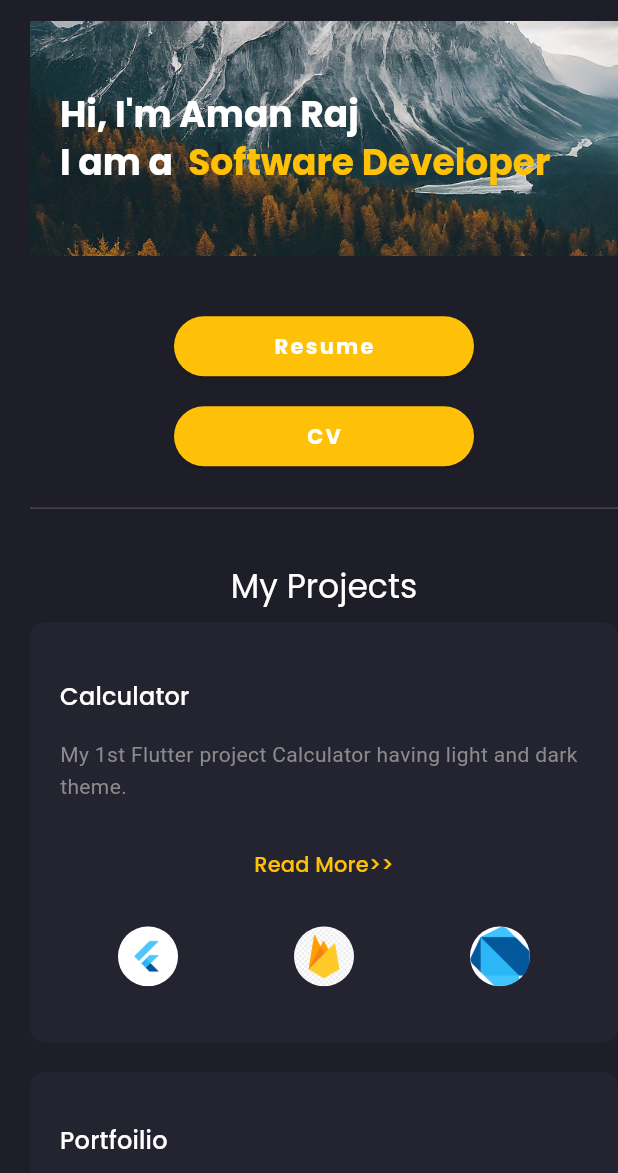
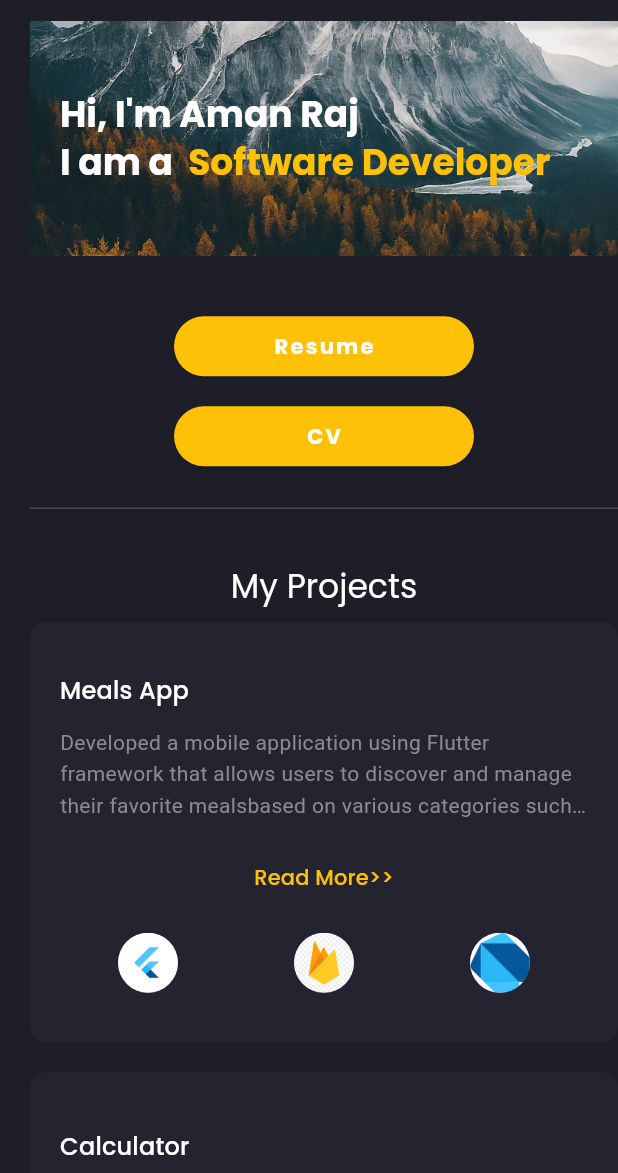
Before and after one commit to AmanRajSinghMourya/Flutter_Portfolio, a Flutter app: the screen it shows after launch, on a phone screen of 412 x 824 dp, the part 63-1236 px from its top. Run offline on Flutter 3.47's test engine with Material 3 defaults, Android fonts, the phone set to English and light mode, and no system bars; drawn by our look-alikes of animated_text_kit; our stand-ins replace google_fonts, timeline_tile.

Commit message:
Projects Added

```diff
--- a/lib/modals/project_list.dart
+++ b/lib/modals/project_list.dart
@@ -130,36 +130,47 @@ List<ContactDetails> contactDetails = [
 
 List<Project> project = [
   Project(
+    projectTitle: "Meals App",
+    description:
+        "Developed a mobile application using Flutter framework that allows users to discover and manage their favorite meals" +
+            "based on various categories such as fast food, Italian, and Indian cuisine." +
+            "Users can explore a variety of meals within each category, " +
+            "view detailed recipes including ingredients and instructions, and mark their favorite items for quick access.",
+    projectImages: [
+      "assets/meals_app_assets/details.jpg",
+      "assets/meals_app_assets/favourite.jpg",
+      "assets/meals_app_assets/homescreen.jpg",
+      "assets/meals_app_assets/menu1.jpg",
+      "assets/meals_app_assets/menu2.jpg",
+      "assets/meals_app_assets/sidebar.jpg",
+    ],
+  ),
+  Project(
     projectTitle: "Calculator",
     iconsUsed: [
       "assets/dart.png",
-      // "assets/firebase.png",
       "assets/flutter.png",
     ],
     description:
         "My 1st Flutter project Calculator having light and dark theme.",
-    projectImages: [
-      "assets/ss1.png",
-      "assets/ss1.png",
-    ],
+    projectImages: [],
   ),
   Project(
     projectTitle: "Portfoilio",
     description:
         "Explore my dynamic Flutter portfolio, where I bring design to life and functionality to the forefront. From sleek UI/UX to seamless interactions, witness the art of mobile development in every project. Let's connect and explore the possibilities ",
+    projectImages: [],
+  ),
+  Project(
+    projectTitle: "Unit Converter",
+    description: "Basic Calculator having light and dark theme",
     projectImages: [
-      // "assets/ss1.png",
+      "assets/unit_converter_assets/home_dark.jpg",
+      "assets/unit_converter_assets/home_light.jpg",
+      "assets/unit_converter_assets/example1.jpg",
+      "assets/unit_converter_assets/example2.jpg",
+      "assets/unit_converter_assets/example3.jpg",
+      "assets/unit_converter_assets/example4.jpg",
     ],
   ),
-
-  // Project(
-  //   projectTitle: "Calculator",
-  //   description: "Basic Calculator having light and dark theme",
-  //   projectImages: [
-  //     "assets/ss1.png",
-  //     "assets/ss1.png",
-  //     "assets/ss1.png",
-  //     "assets/ss1.png",
-  //   ],
-  // ),
 ];
--- a/lib/screens/project_screens.dart
+++ b/lib/screens/project_screens.dart
@@ -60,7 +60,7 @@ class ProjectScreen extends StatelessWidget {
                       // shrinkWrap: true,
                       padding: EdgeInsets.zero,
                       gridDelegate: SliverGridDelegateWithFixedCrossAxisCount(
-                        childAspectRatio: 16.0 / 5.0,
+                        childAspectRatio: 11.0 / 5.0,
                         crossAxisCount: 1,
                         crossAxisSpacing: padding,
                         mainAxisSpacing: padding,
@@ -112,7 +112,7 @@ class ProjectScreen extends StatelessWidget {
                                     margin: EdgeInsets.all(padding / 2),
                                     child: Image.asset(
                                       project[index].projectImages[index1],
-                                      fit: BoxFit.cover,
+                                      // fit: BoxFit.cover,
                                     ),
                                   ),
                                 ),
```
Also changed, not shown: pubspec.yaml (+15 -1 lines), assets/meals_app_assets/details.jpg (added), assets/meals_app_assets/favourite.jpg (added), assets/meals_app_assets/homescreen.jpg (added), assets/meals_app_assets/menu1.jpg (added), assets/meals_app_assets/menu2.jpg (added), assets/meals_app_assets/sidebar.jpg (added), assets/ss1.png (deleted), assets/unit_converter_assets/example1.jpg (added), assets/unit_converter_assets/example2.jpg (added), assets/unit_converter_assets/example3.jpg (added), assets/unit_converter_assets/example4.jpg (added), assets/unit_converter_assets/home_dark.jpg (added), assets/unit_converter_assets/home_light.jpg (added).
